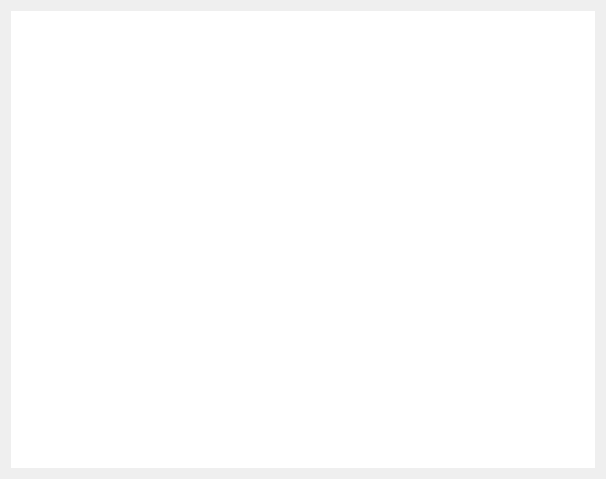
Old version of the form pages/pageconfigsettings.ui in the repository TjitteS/ReboostTool.
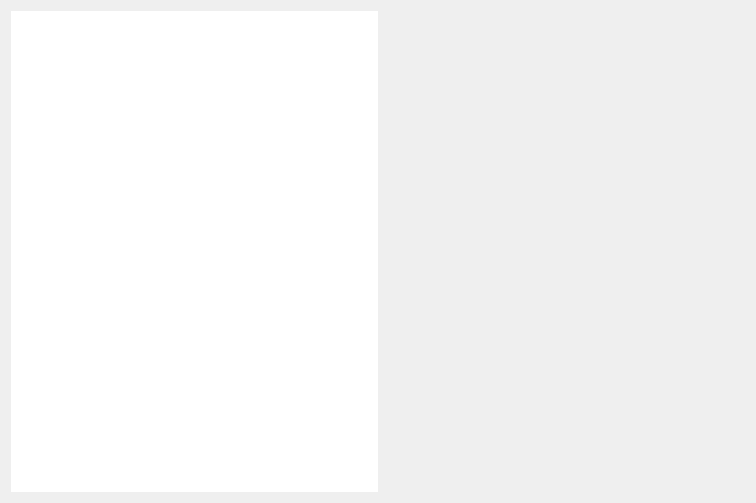
New version of the form. Custom widgets are drawn as their Qt base class.

```diff
--- a/pages/pageconfigsettings.ui
+++ b/pages/pageconfigsettings.ui
@@ -6,16 +6,22 @@
    <rect>
     <x>0</x>
     <y>0</y>
-    <width>606</width>
-    <height>479</height>
+    <width>756</width>
+    <height>503</height>
    </rect>
   </property>
   <property name="windowTitle">
    <string>Form</string>
   </property>
-  <layout class="QVBoxLayout" name="verticalLayout">
+  <layout class="QHBoxLayout" name="horizontalLayout">
    <item>
-    <widget class="ParamTable" name="tableWidget">
+    <widget class="ParamTable" name="Settings">
+     <property name="maximumSize">
+      <size>
+       <width>400</width>
+       <height>16777215</height>
+      </size>
+     </property>
      <property name="autoFillBackground">
       <bool>false</bool>
      </property>
@@ -30,6 +36,19 @@
      </property>
     </widget>
    </item>
+   <item>
+    <spacer name="horizontalSpacer">
+     <property name="orientation">
+      <enum>Qt::Horizontal</enum>
+     </property>
+     <property name="sizeHint" stdset="0">
+      <size>
+       <width>40</width>
+       <height>20</height>
+      </size>
+     </property>
+    </spacer>
+   </item>
   </layout>
  </widget>
  <customwidgets>
```
